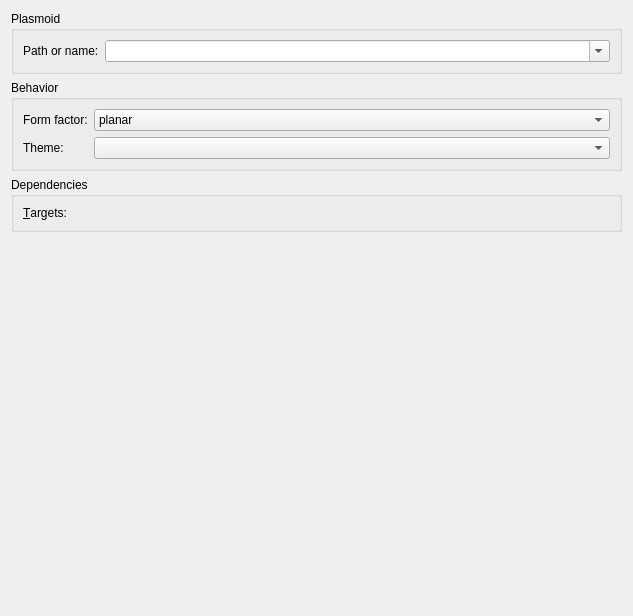
First picture: the form in plugins/executeplasmoid/plasmoidexecutionconfig.ui, repository KDE/kdevelop, before the edit.
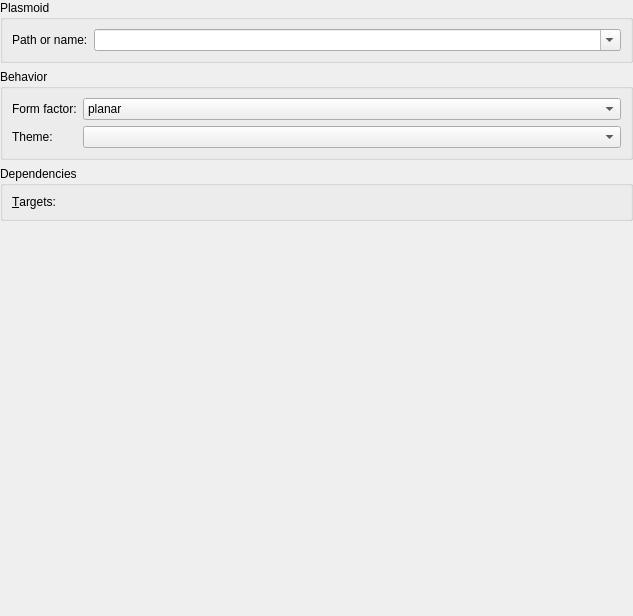
Second picture: the form after the edit. Custom widgets are drawn as their Qt base class.

Commit message:
Fix extra margins around config pages
KPageView changed behaviour in KF 5.65, no longer enforces a 0 margin
around pages itself, so we have to do it explicitly.

```diff
--- a/plugins/executeplasmoid/plasmoidexecutionconfig.ui
+++ b/plugins/executeplasmoid/plasmoidexecutionconfig.ui
@@ -11,6 +11,18 @@
    </rect>
   </property>
   <layout class="QVBoxLayout" name="verticalLayout">
+   <property name="leftMargin">
+    <number>0</number>
+   </property>
+   <property name="topMargin">
+    <number>0</number>
+   </property>
+   <property name="rightMargin">
+    <number>0</number>
+   </property>
+   <property name="bottomMargin">
+    <number>0</number>
+   </property>
    <item>
     <widget class="QGroupBox" name="groupBox">
      <property name="title">
```
The commit also changes 16 other files.
